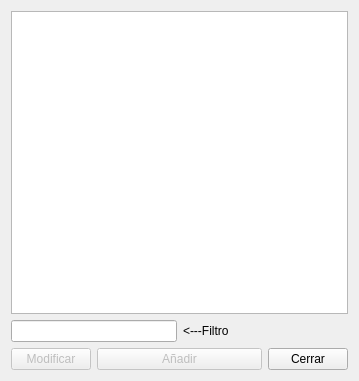
Before: the Qt Designer form formatos.ui in Ladis72/tienda, drawn with Qt 5.
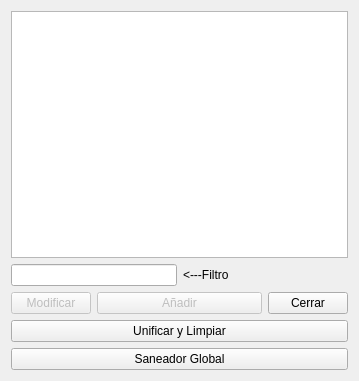
After: the same form once the commit is applied.

Commit message: feat: implement master data unification and global sanitization tools across multiple modules

```diff
--- a/formatos.ui
+++ b/formatos.ui
@@ -54,6 +54,20 @@
      </property>
     </widget>
    </item>
+   <item row="3" column="0" colspan="4">
+    <widget class="QPushButton" name="pushButtonUnificar">
+     <property name="text">
+      <string>Unificar y Limpiar</string>
+     </property>
+    </widget>
+   </item>
+   <item row="4" column="0" colspan="4">
+    <widget class="QPushButton" name="pushButtonSaneador">
+     <property name="text">
+      <string>Saneador Global</string>
+     </property>
+    </widget>
+   </item>
   </layout>
  </widget>
  <resources/>
```
Left out of the diff: 2 changed lines with no effect on the pictures. The commit also changes 34 other files.
